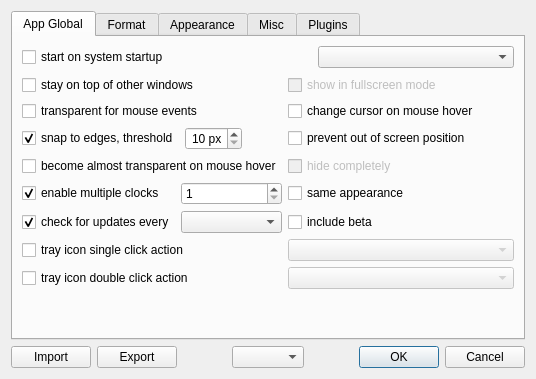
This is app/gui/settings/settings_dialog.ui in Kolcha/DigitalClock5 as Qt 5 draws it before an edit. The edited form follows.
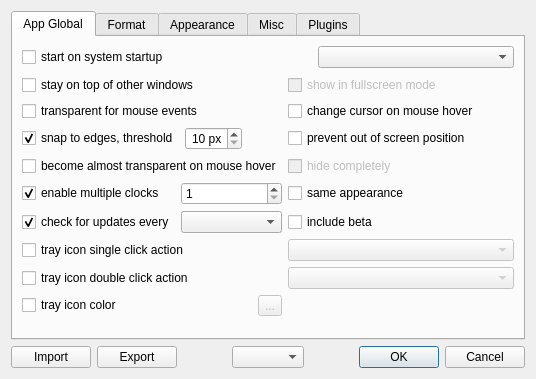
This is the edited form. The open tabs and pages were chosen to show the change.

Commit message:
added option(s) to customize tray icon color
closes #68

Patch:
```diff
--- a/app/gui/settings/settings_dialog.ui
+++ b/app/gui/settings/settings_dialog.ui
@@ -7,7 +7,7 @@
     <x>0</x>
     <y>0</y>
     <width>499</width>
-    <height>361</height>
+    <height>373</height>
    </rect>
   </property>
   <property name="windowTitle">
@@ -227,7 +227,28 @@
          </property>
         </widget>
        </item>
-       <item row="9" column="0">
+       <item row="9" column="0" colspan="2">
+        <layout class="QHBoxLayout" name="tray_icon_color_layout">
+         <item>
+          <widget class="QCheckBox" name="tray_icon_custom_color_cb">
+           <property name="text">
+            <string>tray icon color</string>
+           </property>
+          </widget>
+         </item>
+         <item>
+          <widget class="QToolButton" name="tray_color_select_btn">
+           <property name="enabled">
+            <bool>false</bool>
+           </property>
+           <property name="text">
+            <string notr="true">...</string>
+           </property>
+          </widget>
+         </item>
+        </layout>
+       </item>
+       <item row="10" column="0">
         <spacer name="verticalSpacer">
          <property name="orientation">
           <enum>Qt::Orientation::Vertical</enum>
@@ -235,7 +256,7 @@
          <property name="sizeHint" stdset="0">
           <size>
            <width>20</width>
-           <height>10</height>
+           <height>5</height>
           </size>
          </property>
         </spacer>
```
Left out of the diff: 32 changed lines with no effect on the pictures. The commit also changes 9 other files.
